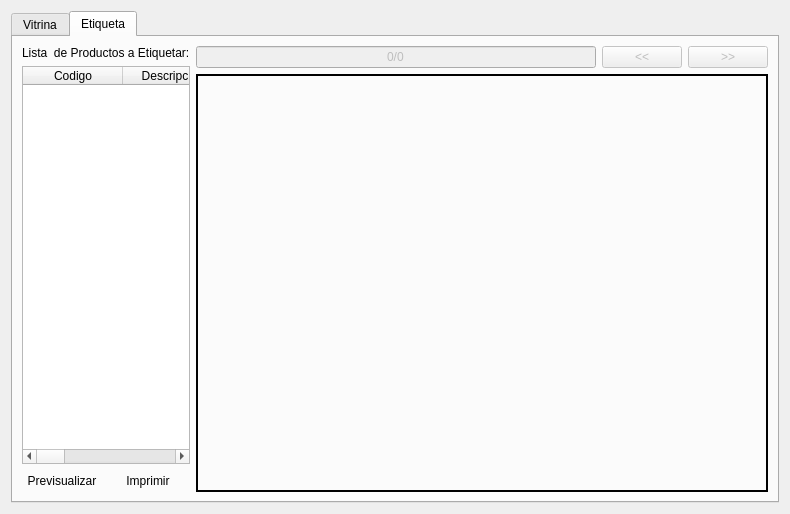
rodety/Jireh, file vitrina/ui_tienda.ui: the form before one commit.
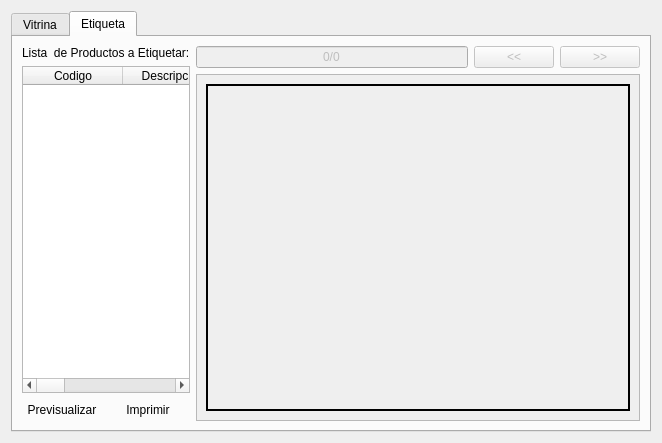
The form after the commit. The open tabs and pages were chosen to show the change. Icons and pictures are not drawn.

```diff
--- a/vitrina/ui_tienda.ui
+++ b/vitrina/ui_tienda.ui
@@ -6,8 +6,8 @@
    <rect>
     <x>0</x>
     <y>0</y>
-    <width>790</width>
-    <height>514</height>
+    <width>662</width>
+    <height>443</height>
    </rect>
   </property>
   <property name="windowTitle">
@@ -415,7 +415,7 @@
       <attribute name="title">
        <string>Etiqueta</string>
       </attribute>
-      <layout class="QGridLayout" name="gridLayout_7">
+      <layout class="QGridLayout" name="gridLayout_5">
        <item row="0" column="0" rowspan="2">
         <layout class="QGridLayout" name="gridLayout_6">
          <item row="0" column="0" colspan="2">
@@ -563,6 +563,21 @@
         </widget>
        </item>
        <item row="1" column="1" colspan="3">
+        <widget class="QScrollArea" name="scrollArea">
+         <property name="widgetResizable">
+          <bool>true</bool>
+         </property>
+         <widget class="QWidget" name="scrollAreaWidgetContents">
+          <property name="geometry">
+           <rect>
+            <x>0</x>
+            <y>0</y>
+            <width>385</width>
+            <height>339</height>
+           </rect>
+          </property>
+          <layout class="QGridLayout" name="gridLayout_7">
+           <item row="0" column="0">
         <widget class="QLabel" name="draw_label">
          <property name="frameShape">
           <enum>QFrame::WinPanel</enum>
@@ -570,6 +585,10 @@
          <property name="text">
           <string/>
          </property>
+            </widget>
+           </item>
+          </layout>
+         </widget>
         </widget>
        </item>
       </layout>
```
Left out of the diff: 2 changed lines with no effect on the pictures. Lines whose indentation alone changed are shown as unchanged.
